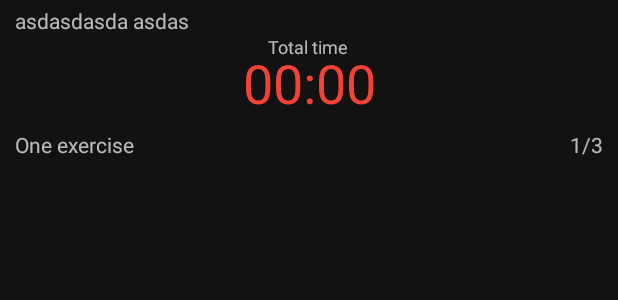
After one commit to JFire111/IntervalTrainingTimer, an Android app: the layout fragment_saved_timer_settings.xml on its own in the app's theme, with its tools: preview values and no code run, on a phone screen of 412 x 824 dp. The commit adds this screen. Shown: the top 300 px of the screen. Run offline under Robolectric (Android 15) with nearby library versions, the phone set to English and light mode, and no system bars.

Commit message:
2019.10.14 Added saving fragments and functions in app

```diff
--- a/app/build.gradle
+++ b/app/build.gradle
@@ -27,4 +27,5 @@ dependencies {
     androidTestImplementation 'androidx.test:runner:1.2.0'
     androidTestImplementation 'androidx.test.espresso:espresso-core:3.2.0'
     implementation 'com.google.android.material:material:1.0.0'
+    implementation 'com.google.code.gson:gson:2.8.6'
 }
--- a/app/src/main/java/com/vinapp/intervaltrainingtimer/ActionActivity.java
+++ b/app/src/main/java/com/vinapp/intervaltrainingtimer/ActionActivity.java
@@ -54,9 +54,6 @@ public class ActionActivity extends Activity {
         constraintLayout = (ConstraintLayout) findViewById(R.id.constraintLayout);
 
         training = (Training) getIntent().getParcelableExtra("training");
-
-        //startFromRest = getIntent().getBooleanExtra("startFromRest", false);
-        //delay = getIntent().getIntExtra("delay", 0);
 
         numberOfRounds = training.getNumberOfRounds();
         numberOfExercises = training.getNumberOfExercises();
--- a/app/src/main/java/com/vinapp/intervaltrainingtimer/SectionPageAdapter.java
+++ b/app/src/main/java/com/vinapp/intervaltrainingtimer/SectionPageAdapter.java
@@ -11,7 +11,6 @@ public class SectionPageAdapter extends FragmentPagerAdapter {
     FragmentOneExercise fragmentOneExercise = new FragmentOneExercise();
     FragmentSomeExercise fragmentSomeExercise = new FragmentSomeExercise();
     FragmentSavedTimers fragmentSavedTimers = new FragmentSavedTimers();
-
 
     public SectionPageAdapter(FragmentManager fm, int tabCounts) {
         super(fm);
--- /dev/null
+++ b/app/src/main/res/layout/fragment_saved_timer_settings.xml
@@ -0,0 +1,63 @@
+<?xml version="1.0" encoding="utf-8"?>
+<androidx.constraintlayout.widget.ConstraintLayout xmlns:android="http://schemas.android.com/apk/res/android"
+    xmlns:app="http://schemas.android.com/apk/res-auto"
+    xmlns:tools="http://schemas.android.com/tools"
+    android:id="@+id/linearLayout"
+    android:layout_width="match_parent"
+    android:layout_height="@dimen/data_layouts_height">
+
+    <TextView
+        android:id="@+id/totalTimeTextView"
+        android:layout_width="wrap_content"
+        android:layout_height="wrap_content"
+        android:textColor="@color/darkThemeColorSecondary"
+        android:textSize="36sp"
+        app:layout_constraintBottom_toBottomOf="parent"
+        app:layout_constraintEnd_toEndOf="parent"
+        app:layout_constraintStart_toStartOf="parent"
+        app:layout_constraintTop_toTopOf="parent"
+        tools:text="00:00" />
+
+    <TextView
+        android:id="@+id/totalTimeTitleTextView"
+        android:layout_width="wrap_content"
+        android:layout_height="wrap_content"
+        android:layout_marginBottom="40dp"
+        android:text="@string/totalTimeText"
+        android:textSize="12sp"
+        app:layout_constraintBottom_toBottomOf="@+id/totalTimeTextView"
+        app:layout_constraintEnd_toEndOf="@+id/totalTimeTextView"
+        app:layout_constraintHorizontal_bias="0.472"
+        app:layout_constraintStart_toStartOf="@+id/totalTimeTextView" />
+
+    <TextView
+        android:id="@+id/savedTimerNameTextView"
+        android:layout_width="wrap_content"
+        android:layout_height="wrap_content"
+        android:layout_marginStart="10dp"
+        android:layout_marginTop="4dp"
+        app:layout_constraintStart_toStartOf="parent"
+        app:layout_constraintTop_toTopOf="parent"
+        tools:text="asdasdasda asdas " />
+
+    <TextView
+        android:id="@+id/typeOfTimerTextView"
+        android:layout_width="wrap_content"
+        android:layout_height="wrap_content"
+        android:layout_marginStart="10dp"
+        android:layout_marginBottom="4dp"
+        app:layout_constraintBottom_toBottomOf="parent"
+        app:layout_constraintStart_toStartOf="parent"
+        tools:text="@string/typeOneExercise" />
+
+    <TextView
+        android:id="@+id/numberOfSavedTimerTextView"
+        android:layout_width="wrap_content"
+        android:layout_height="wrap_content"
+        android:layout_marginEnd="10dp"
+        android:layout_marginBottom="4dp"
+        app:layout_constraintBottom_toBottomOf="parent"
+        app:layout_constraintEnd_toEndOf="parent"
+        tools:text="1/3" />
+
+</androidx.constraintlayout.widget.ConstraintLayout>
--- a/app/src/main/res/values/colors.xml
+++ b/app/src/main/res/values/colors.xml
@@ -10,8 +10,8 @@
     <color name="colorOfRestBetweenExercises">#ffc107</color>
     <color name="colorOfMenu">#FFFFFF</color>
 
-    <color name="darkThemeColorPrimary">#484848</color>
-    <color name="darkThemeColorPrimaryDark">#212121</color>
+    <color name="darkThemeColorPrimary">#212121</color>
+    <color name="darkThemeColorPrimaryDark">#484848</color>
     <color name="darkThemeColorSecondary">#F44336</color>
     <color name="darkThemeColorSecondaryVariant">#FF7961</color>
 
--- a/app/src/main/res/values/strings.xml
+++ b/app/src/main/res/values/strings.xml
@@ -7,6 +7,9 @@
     <string name="remainingTimeInfo">00</string>
     <!-- Default values General -->
     <string name="numberOfRoundsButtonDefaultValue">0</string>
+
+    <!-- Main Activity -->
+    <string name="saveTimerSettingsButton">Save</string>
 
     <!-- Tab Layout -->
     <string name="oneExerciseTabItem">One\nexercise</string>
@@ -30,6 +33,11 @@
     <string name="numberOfExercisesButtonDefaultValue">0</string>
     <string name="timeOfRestBetweenExercisesButtonDefaultValue">00:00</string>
     <string name="timeOfRestBetweenRoundsButtonDefaultValue">00:00</string>
+
+    <!-- Fragment Saved Timers -->
+    <string name="totalTimeText">Total time</string>
+    <string name="typeOneExercise">One exercise</string>
+    <string name="typeSomeExercise">Some exercise</string>
 
     <!-- ZeroValueAlertDialogFragment strings -->
     <string name="zeroValueAlertTitle">Attention</string>
```
Also changed, not shown: app/src/main/java/com/vinapp/intervaltrainingtimer/FragmentOneExercise.java (+5 -2 lines), app/src/main/java/com/vinapp/intervaltrainingtimer/FragmentSavedTimerSettings.java (added, +69 -0 lines), app/src/main/java/com/vinapp/intervaltrainingtimer/FragmentSavedTimers.java (+26 -6 lines), app/src/main/java/com/vinapp/intervaltrainingtimer/MainActivity.java (+97 -1 lines), app/src/main/res/layout/activity_keyboard.xml (+4 -6 lines), app/src/main/res/layout/activity_main.xml (+32 -27 lines), app/src/main/res/layout/fragment_saved_timers.xml (+13 -6 lines), app/src/main/res/layout/switch_item.xml (added, +11 -0 lines).
